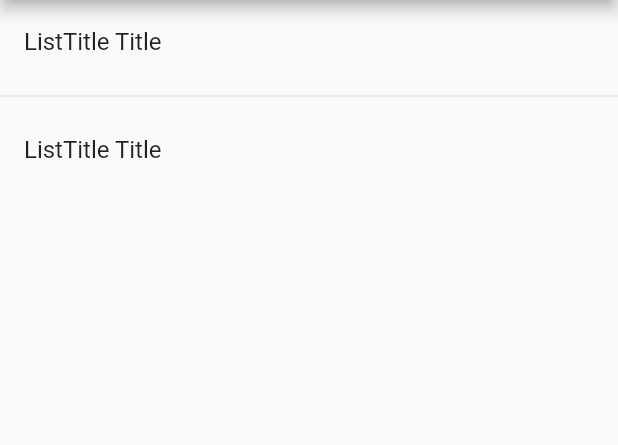
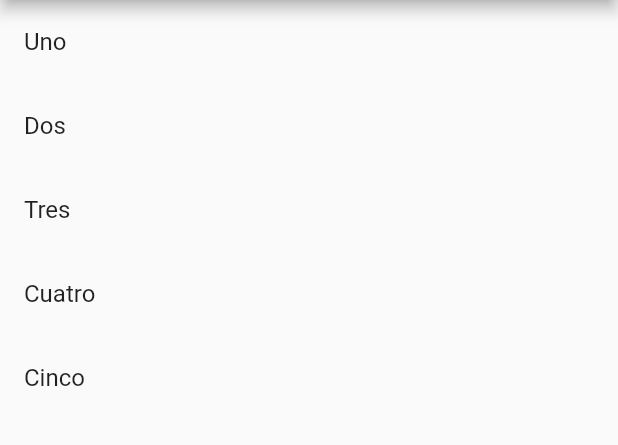
Before and after one commit to mishrole/Flutter_Componentes, a Flutter app: the screen it shows after launch, on a phone screen of 412 x 824 dp, the part 84-529 px from its top. Run offline on Flutter 3.47's test engine with Material 2 defaults, Android fonts, the phone set to English and light mode, and no system bars.

Commit message:
[Add]: For and Map

```diff
--- a/lib/src/pages/home_temp.dart
+++ b/lib/src/pages/home_temp.dart
@@ -1,18 +1,45 @@
 import 'package:flutter/material.dart';
 
 class HomePageTemp extends StatelessWidget {
+
+  final opciones = ['Uno', 'Dos', 'Tres', 'Cuatro', 'Cinco'];
+
   @override
   Widget build(BuildContext context) {
     return Scaffold(
       appBar: AppBar(title: Text('Componentes Temp'),),
       body: ListView(
-        children: <Widget>[
-          ListTile(title: Text('ListTitle Title'),),
-          Divider(),
-          ListTile(title: Text('ListTitle Title'),)
-        ],
+        // children: _crearItem()
+        children: _crearItemsCorta()
       ),
     );
   }
 
+  List<Widget> _crearItem() {
+    List<Widget> lista = [];
+
+    for (String opcion in opciones) {
+      final tempWidget = ListTile(
+        title: Text(opcion),
+      );
+
+      //(lista.add(tempWidget);
+      //lista.add(Divider());
+
+      lista..add(tempWidget)
+      ..add(Divider());
+    }
+
+    return lista;
+  }
+
+  List<Widget> _crearItemsCorta() {
+    var widgets = opciones.map((opcion) =>
+    ListTile(
+      title: Text(opcion)
+    )).toList();
+
+    return widgets;
+  }
+
 }
```
